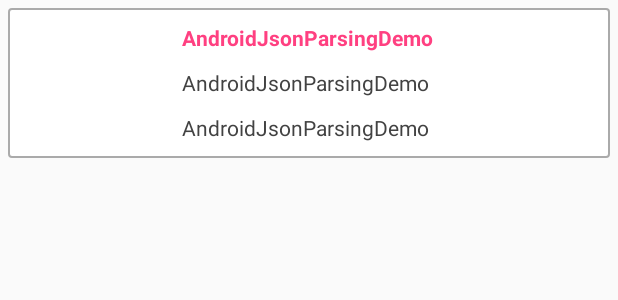
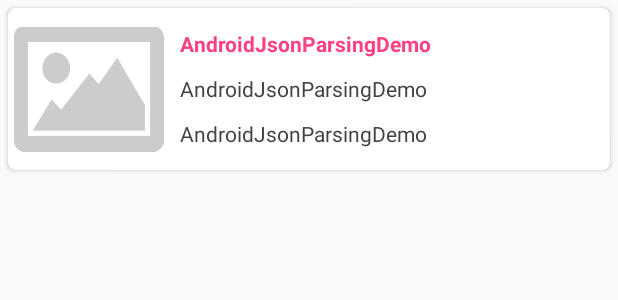
Before and after one commit to goradbhavin/AndroidJsonParsing, an Android app: the layout item_user.xml on its own in the app's theme, with its tools: preview values and no code run, on a phone screen of 412 x 824 dp. Shown: the top 300 px of the screen. Run offline under Robolectric (Android 15) with nearby library versions, the phone set to English and light mode, and no system bars.

```diff
--- a/app/src/main/java/com/b/om/androidjsonparsingdemo/firstdemo/MovieApi.java
+++ b/app/src/main/java/com/b/om/androidjsonparsingdemo/firstdemo/MovieApi.java
@@ -5,6 +5,6 @@ import retrofit2.http.GET;
 
 public interface MovieApi {
 
-    @GET("jsonData/moviesData.txt")
+    @GET("/jsonData/moviesData.txt")
     Call<MovieResponse> getMovies();
 }
--- a/app/src/main/java/com/b/om/androidjsonparsingdemo/thirddemo/ApiInterface.java
+++ b/app/src/main/java/com/b/om/androidjsonparsingdemo/thirddemo/ApiInterface.java
@@ -7,6 +7,10 @@ import retrofit2.http.POST;
 
 public interface ApiInterface {
 
+    /* @POST("https://demonuts.com/Demonuts/JsonTest/Tennis/json_parsing.php")
+        @POST("/Demonuts/JsonTest/Tennis/json_parsing.php") https://demonuts.com/
+        @POST("/json_parsing.php") https://demonuts.com/Demonuts/JsonTest/Tennis */
+
     @FormUrlEncoded
     @POST("json_parsing.php")
     Call<UserResponse> getUserList(@Field("name") String name);
--- a/app/src/main/res/layout/item_user.xml
+++ b/app/src/main/res/layout/item_user.xml
@@ -1,15 +1,23 @@
 <?xml version="1.0" encoding="utf-8"?>
+<android.support.v7.widget.CardView xmlns:android="http://schemas.android.com/apk/res/android"
+    android:layout_width="match_parent"
+    android:layout_height="wrap_content"
+    xmlns:app="http://schemas.android.com/apk/res-auto"
+    xmlns:card_view="http://schemas.android.com/tools"
+    android:layout_margin="5dp"
+    android:elevation="15dp"
+    app:contentPadding="4dp"
+    app:cardCornerRadius="5dp">
+
     <RelativeLayout
-    xmlns:android="http://schemas.android.com/apk/res/android" android:layout_width="match_parent"
-    android:layout_height="wrap_content"
-    android:layout_margin="5dp"
-    android:background="@drawable/user_item_background">
+        android:layout_width="match_parent"
+        android:layout_height="wrap_content">
 
         <ImageView
-        android:layout_marginLeft="5dp"
             android:id="@+id/iv_user"
             android:layout_width="100dp"
-        android:layout_height="100dp" />
+            android:layout_height="100dp"
+            android:src="@drawable/placeholder"/>
         <RelativeLayout
             android:layout_toRightOf="@+id/iv_user"
             android:layout_centerInParent="true"
@@ -23,6 +31,7 @@
                 android:layout_width="match_parent"
                 android:layout_height="wrap_content"
                 android:padding="5dp"
+                android:singleLine="true"
                 android:textColor="@color/colorAccent"
                 android:text="@string/app_name"
                 android:textStyle="bold"/>
@@ -34,6 +43,7 @@
                 android:layout_width="match_parent"
                 android:layout_height="wrap_content"
                 android:padding="5dp"
+                android:singleLine="true"
                 android:textColor="@color/cardview_dark_background"
                 android:text="@string/app_name" />
 
@@ -44,8 +54,11 @@
                 android:layout_width="match_parent"
                 android:layout_height="wrap_content"
                 android:padding="5dp"
+                android:singleLine="true"
                 android:textColor="@color/cardview_dark_background"
                 android:text="@string/app_name" />
         </RelativeLayout>
 
     </RelativeLayout>
+
+</android.support.v7.widget.CardView>
```
Also changed, not shown: app/src/main/java/com/b/om/androidjsonparsingdemo/firstdemo/MovieAdapter.java (+11 -9 lines), app/src/main/java/com/b/om/androidjsonparsingdemo/seconddemo/ContactAdapter.java (+7 -6 lines), app/src/main/java/com/b/om/androidjsonparsingdemo/seconddemo/SecondJsonDemo.java (+5 -3 lines). Lines whose indentation alone changed are shown as unchanged.
